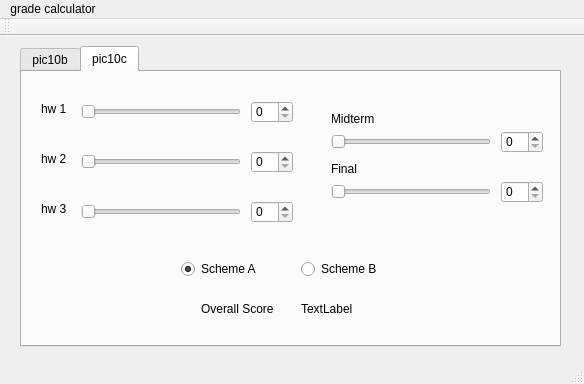
Above: calculator.ui from stehuang/Grade-Calculator before the change. Below: the same form after it.
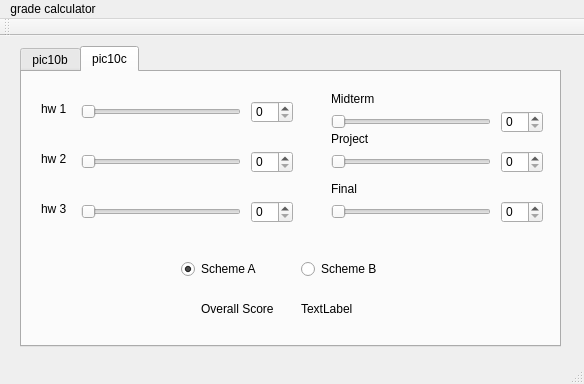
That is the form after the change.

Diff of the .ui file:
```diff
--- a/calculator.ui
+++ b/calculator.ui
@@ -785,7 +785,7 @@
        <property name="geometry">
         <rect>
          <x>470</x>
-         <y>90</y>
+         <y>110</y>
          <width>42</width>
          <height>22</height>
         </rect>
@@ -798,7 +798,7 @@
        <property name="geometry">
         <rect>
          <x>300</x>
-         <y>70</y>
+         <y>90</y>
          <width>71</width>
          <height>16</height>
         </rect>
@@ -824,7 +824,7 @@
        <property name="geometry">
         <rect>
          <x>300</x>
-         <y>90</y>
+         <y>110</y>
          <width>160</width>
          <height>22</height>
         </rect>
@@ -853,7 +853,7 @@
        <property name="geometry">
         <rect>
          <x>300</x>
-         <y>20</y>
+         <y>0</y>
          <width>60</width>
          <height>16</height>
         </rect>
@@ -866,7 +866,7 @@
        <property name="geometry">
         <rect>
          <x>300</x>
-         <y>40</y>
+         <y>20</y>
          <width>160</width>
          <height>22</height>
         </rect>
@@ -882,14 +882,56 @@
        <property name="geometry">
         <rect>
          <x>470</x>
+         <y>20</y>
+         <width>42</width>
+         <height>22</height>
+        </rect>
+       </property>
+       <property name="maximum">
+        <number>100</number>
+       </property>
+      </widget>
+      <widget class="QSpinBox" name="spinBox_c6">
+       <property name="geometry">
+        <rect>
+         <x>470</x>
+         <y>60</y>
+         <width>42</width>
+         <height>22</height>
+        </rect>
+       </property>
+       <property name="maximum">
+        <number>100</number>
+       </property>
+      </widget>
+      <widget class="QLabel" name="label_project">
+       <property name="geometry">
+        <rect>
+         <x>300</x>
          <y>40</y>
-         <width>42</width>
+         <width>71</width>
+         <height>16</height>
+        </rect>
+       </property>
+       <property name="text">
+        <string>Project</string>
+       </property>
+      </widget>
+      <widget class="QSlider" name="slider_c6">
+       <property name="geometry">
+        <rect>
+         <x>300</x>
+         <y>60</y>
+         <width>160</width>
          <height>22</height>
         </rect>
        </property>
        <property name="maximum">
         <number>100</number>
        </property>
+       <property name="orientation">
+        <enum>Qt::Horizontal</enum>
+       </property>
       </widget>
      </widget>
     </widget>
```
Left out of the diff: 176 changed lines with no effect on the pictures.
